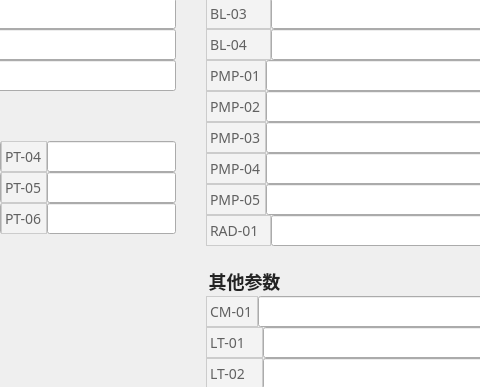
Above: DeviceStatus/RealTimeValues/rtvalues.ui from Hccccc1/MOH_viewer before the change; both pictures show x 583 to 1063 and y 105 to 492 of the 1168 by 773 pixel window. Below: the same form after it.
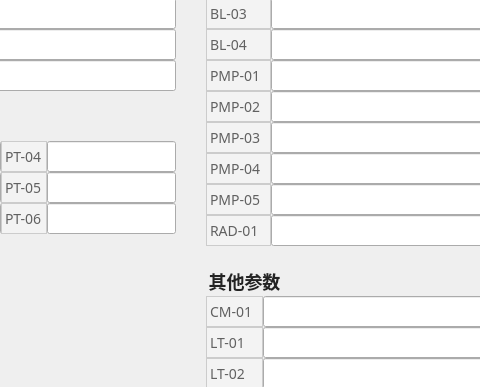
That is the form after the change.

What changed in the file:
```diff
--- a/DeviceStatus/RealTimeValues/rtvalues.ui
+++ b/DeviceStatus/RealTimeValues/rtvalues.ui
@@ -1713,6 +1713,12 @@
            </property>
            <item>
             <widget class="QLabel" name="label_42">
+             <property name="minimumSize">
+              <size>
+               <width>65</width>
+               <height>0</height>
+              </size>
+             </property>
              <property name="styleSheet">
               <string notr="true">QLabel {
 font-size:14px;
@@ -1748,6 +1754,12 @@
            </property>
            <item>
             <widget class="QLabel" name="label_44">
+             <property name="minimumSize">
+              <size>
+               <width>65</width>
+               <height>0</height>
+              </size>
+             </property>
              <property name="styleSheet">
               <string notr="true">QLabel {
 font-size:14px;
@@ -1783,6 +1795,12 @@
            </property>
            <item>
             <widget class="QLabel" name="label_41">
+             <property name="minimumSize">
+              <size>
+               <width>65</width>
+               <height>0</height>
+              </size>
+             </property>
              <property name="styleSheet">
               <string notr="true">QLabel {
 font-size:14px;
@@ -1818,6 +1836,12 @@
            </property>
            <item>
             <widget class="QLabel" name="label_45">
+             <property name="minimumSize">
+              <size>
+               <width>65</width>
+               <height>0</height>
+              </size>
+             </property>
              <property name="styleSheet">
               <string notr="true">QLabel {
 font-size:14px;
@@ -2017,6 +2041,12 @@
            </property>
            <item>
             <widget class="QLabel" name="label_43">
+             <property name="minimumSize">
+              <size>
+               <width>65</width>
+               <height>0</height>
+              </size>
+             </property>
              <property name="styleSheet">
               <string notr="true">QLabel {
 font-size:14px;
@@ -2406,7 +2436,7 @@
             <widget class="QLabel" name="label_47">
              <property name="minimumSize">
               <size>
-               <width>0</width>
+               <width>57</width>
                <height>31</height>
               </size>
              </property>
```
Left out of the diff: 2 changed lines with no effect on the pictures.
